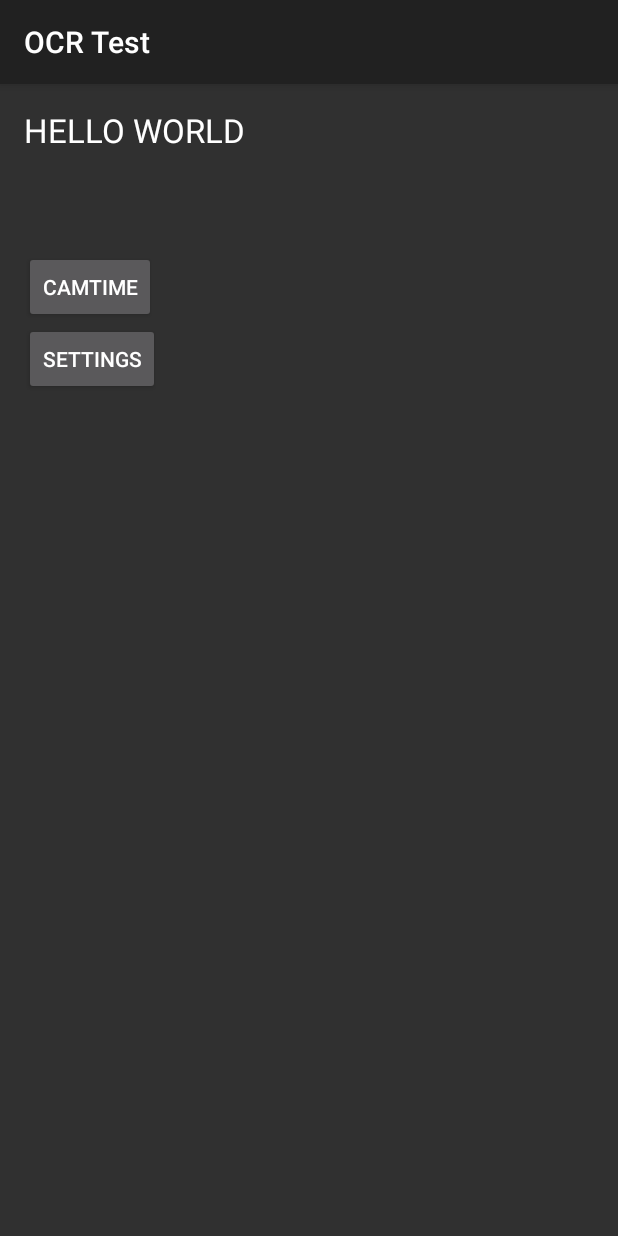
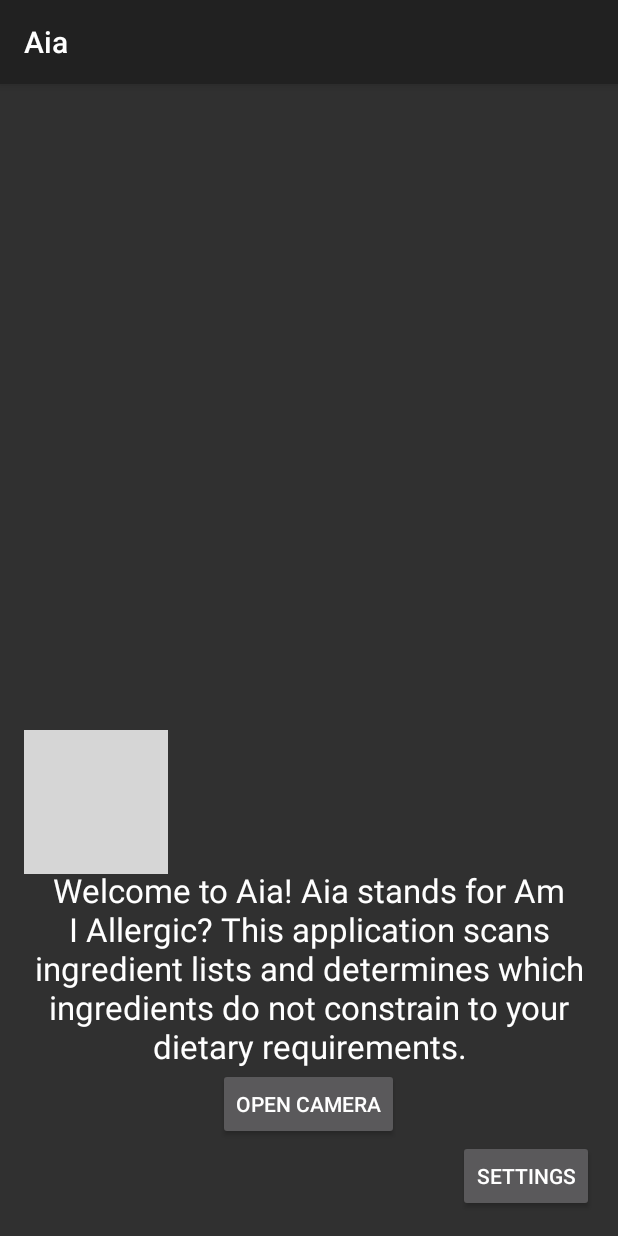
Before and after one commit to tuf07378/ingredscan, an Android app: the screen it shows after launch (MainActivity), on a phone screen of 412 x 824 dp. Run offline under Robolectric (Android 15) with nearby library versions, the phone set to English and light mode, and no system bars; grey boxes are pictures that could not be loaded.

Commit message:
Added stuff to home screen

```diff
--- a/Ingredient Scanner/src/main/AndroidManifest.xml
+++ b/Ingredient Scanner/src/main/AndroidManifest.xml
@@ -46,7 +46,7 @@
 
     <application
         android:icon="@drawable/ic_launcher"
-        android:label="@string/app_name">
+        android:label="Aia">
         <activity
             android:name=".CaptureActivity"
             android:configChanges="orientation|keyboardHidden|screenSize"
--- a/Ingredient Scanner/src/main/res/layout/activity_main.xml
+++ b/Ingredient Scanner/src/main/res/layout/activity_main.xml
@@ -13,25 +13,37 @@
         android:layout_width="wrap_content"
         android:layout_height="wrap_content"
         android:textAppearance="?android:attr/textAppearanceLarge"
-        android:text="HELLO WORLD"
+        android:text="Welcome to Aia! Aia stands for Am I Allergic? This application scans ingredient lists and determines which ingredients do not constrain to your dietary requirements."
         android:id="@+id/textView"
-        android:layout_alignParentTop="true"
-        android:layout_alignParentLeft="true" />
+        android:layout_above="@+id/capture_activity_button"
+        android:layout_alignParentStart="true"
+        android:textAlignment="center"
+        android:enabled="true"
+        android:textStyle="normal"
+        android:gravity="center" />
 
     <Button
         android:layout_width="wrap_content"
         android:layout_height="wrap_content"
-        android:text="CamTime"
+        android:text="Open Camera"
         android:id="@+id/capture_activity_button"
-        android:layout_below="@+id/textView"
-        android:layout_alignParentLeft="true"
-        android:layout_marginTop="66dp" />
+        android:layout_above="@+id/settings_button"
+        android:layout_centerHorizontal="true" />
 
     <Button
         android:layout_width="wrap_content"
         android:layout_height="wrap_content"
         android:text="Settings"
         android:id="@+id/settings_button"
-        android:layout_below="@+id/capture_activity_button"
-        android:layout_alignParentStart="true" />
+        android:layout_alignParentBottom="true"
+        android:layout_alignParentEnd="true" />
+
+    <ImageView
+        android:layout_width="wrap_content"
+        android:layout_height="wrap_content"
+        android:id="@+id/imageView"
+        android:src="@drawable/logo"
+        android:layout_above="@+id/capture_activity_button"
+        android:layout_alignParentStart="true"
+        android:layout_marginBottom="129dp" />
 </RelativeLayout>
```
